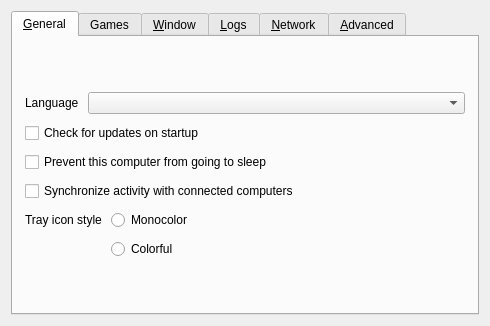
First picture: the form in src/lib/gui/dialogs/SettingsDialog.ui, repository MUMU-DADA/deskflow, before the edit.
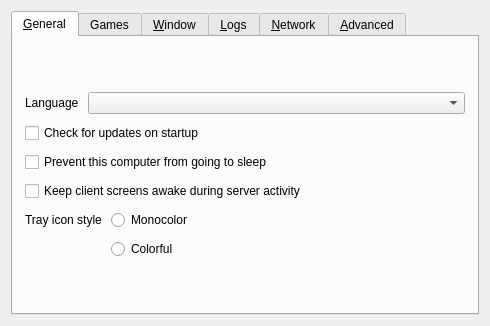
Second picture: the form after the edit. Icons and pictures are not drawn.

Commit message: Make display activity synchronization server-driven

```diff
--- a/src/lib/gui/dialogs/SettingsDialog.ui
+++ b/src/lib/gui/dialogs/SettingsDialog.ui
@@ -95,7 +95,7 @@
        <item>
         <widget class="QCheckBox" name="cbSyncUserActivity">
          <property name="text">
-          <string>Synchronize activity with connected computers</string>
+          <string>Keep client screens awake during server activity</string>
          </property>
          <property name="toolTip">
           <string>Keep screens awake while either computer has keyboard or mouse activity. Enable on both computers (Windows and macOS). When all computers are idle, normal display sleep resumes. Turn off "Prevent this computer from going to sleep" to allow idle sleep.</string>
```
Left out of the diff: 2 changed lines with no effect on the pictures. The commit also changes 22 other files.
